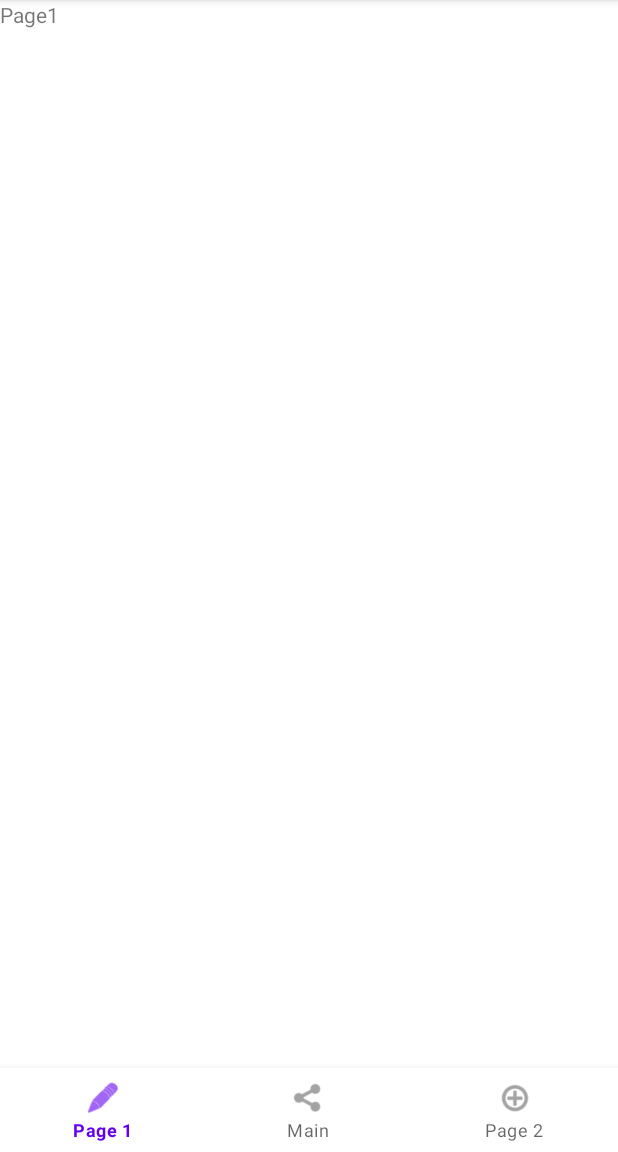
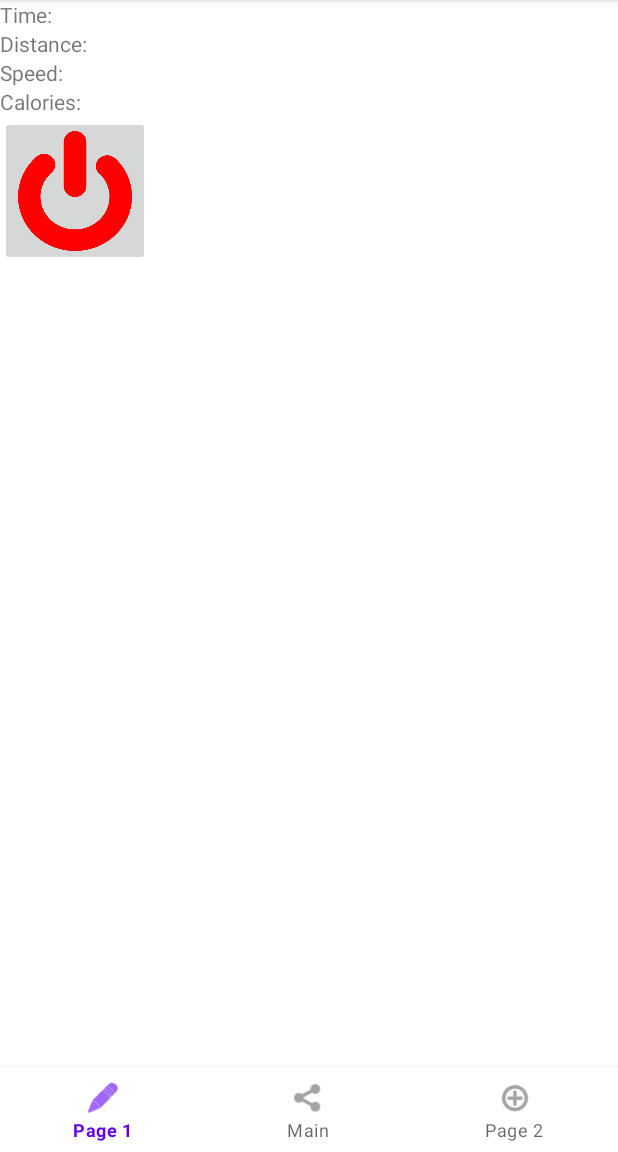
Before and after one commit to LemonCrow/StepScaleToo, an Android app: the ActivityTraining screen opened directly, with no data from a screen before it, on a phone screen of 412 x 824 dp, the part 84-1236 px from its top. Run offline under Robolectric (Android 15) with nearby library versions, the phone set to English and light mode, and no system bars.

Commit message:
2023-06-20 1. GPS연동 및 이동 거리, 속도, 소모 칼로리 계산 기능 구현(칼로리는 임의로 계산식을 짰음) 2. 통계 일, 월, 년 기능 구현

```diff
--- a/app/src/main/AndroidManifest.xml
+++ b/app/src/main/AndroidManifest.xml
@@ -3,6 +3,8 @@
     xmlns:tools="http://schemas.android.com/tools">
 
     <uses-permission android:name="android.permission.CAMERA" />
+    <uses-permission android:name="android.permission.ACCESS_FINE_LOCATION" />
+    <uses-permission android:name="android.permission.ACCESS_COARSE_LOCATION"/>
 
     <application
         android:allowBackup="true"
@@ -13,9 +15,6 @@
         android:supportsRtl="true"
         android:theme="@style/Theme.StepScaleToo"
         tools:targetApi="31">
-        <activity
-            android:name=".SharedFragment"
-            android:exported="false" />
         <activity
             android:name=".ActivityTraining"
             android:exported="false" />
--- /dev/null
+++ b/app/src/main/java/kr/co/js/stepscaletoo/DBHelper.java
@@ -0,0 +1,24 @@
+package kr.co.js.stepscaletoo;
+
+import android.content.Context;
+import android.database.sqlite.SQLiteDatabase;
+import android.database.sqlite.SQLiteOpenHelper;
+
+public class DBHelper extends SQLiteOpenHelper {
+
+    public DBHelper(Context context) {
+        super(context, "StepScaleTooDB", null, 1);
+    }
+
+    @Override
+    public void onCreate(SQLiteDatabase db) {
+        // Create a new table for records
+        db.execSQL("CREATE TABLE records (id INTEGER PRIMARY KEY AUTOINCREMENT, date INTEGER, time INTEGER, distance REAL, calories REAL)");
+    }
+
+    @Override
+    public void onUpgrade(SQLiteDatabase db, int oldVersion, int newVersion) {
+        db.execSQL("DROP TABLE IF EXISTS records");
+        onCreate(db);
+    }
+}
--- a/app/src/main/res/layout/activity_training.xml
+++ b/app/src/main/res/layout/activity_training.xml
@@ -14,10 +14,35 @@
         android:orientation="vertical">
 
         <TextView
-            android:id="@+id/textView"
-            android:layout_width="match_parent"
+            android:id="@+id/textViewTime"
+            android:layout_width="wrap_content"
             android:layout_height="wrap_content"
-            android:text="Page1" />
+            android:text="Time: " />
+
+        <TextView
+            android:id="@+id/textViewDistance"
+            android:layout_width="wrap_content"
+            android:layout_height="wrap_content"
+            android:text="Distance: " />
+
+        <TextView
+            android:id="@+id/textViewSpeed"
+            android:layout_width="wrap_content"
+            android:layout_height="wrap_content"
+            android:text="Speed: " />
+
+        <TextView
+            android:id="@+id/textViewCalories"
+            android:layout_width="wrap_content"
+            android:layout_height="wrap_content"
+            android:text="Calories: " />
+
+        <ImageButton
+            android:id="@+id/startStopButton"
+            android:layout_width="100dp"
+            android:layout_height="100dp"
+            android:scaleType="fitXY"
+            android:src="@drawable/start_image" />
     </LinearLayout>
 
     <com.google.android.material.bottomnavigation.BottomNavigationView
```
Also changed, not shown: app/src/main/java/kr/co/js/stepscaletoo/ActivityStatics.java (+59 -0 lines), app/src/main/java/kr/co/js/stepscaletoo/ActivityTraining.java (+191 -4 lines), app/src/main/res/layout/activity_statics.xml (+15 -2 lines), app/src/main/res/drawable/start_image.png (added), app/src/main/res/drawable/stop_image.png (added).
